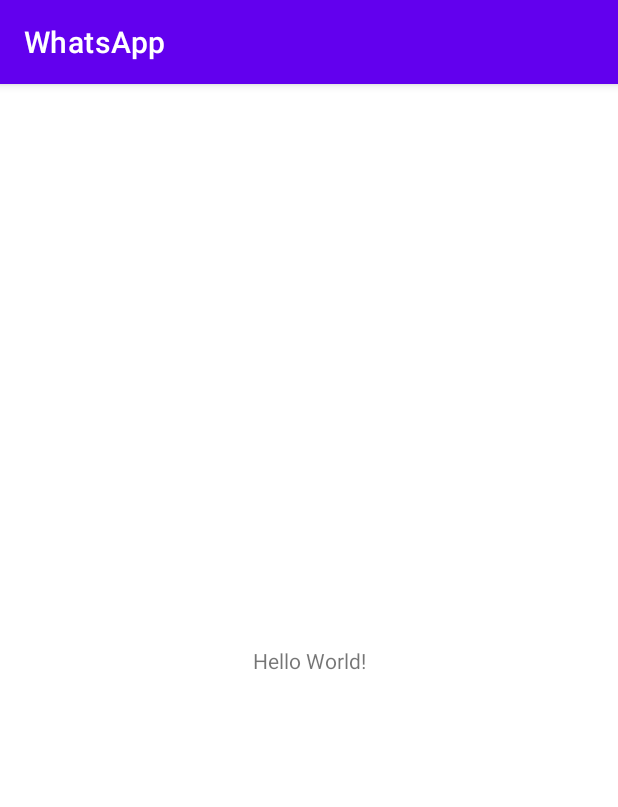
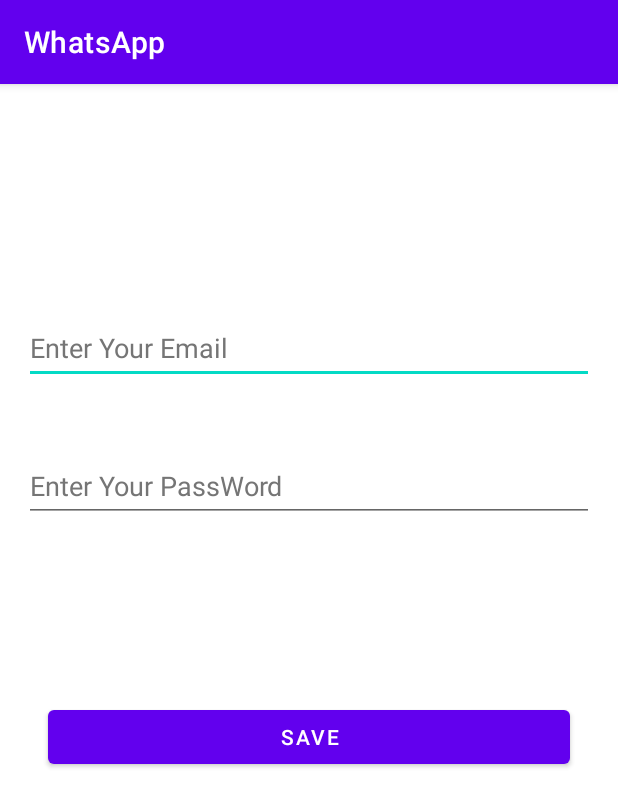
Before and after one commit to ArmanAris/whatsup, an Android app: the screen it shows after launch (MainActivity), on a phone screen of 412 x 824 dp. Shown: the top 807 px of the screen. Run offline under Robolectric (Android 15) with nearby library versions, the phone set to English and light mode, and no system bars; our stand-ins replace Firebase (no records; nobody signed in at launch, a user with empty details on screens opened directly).

Commit message:
master: Create add user

```diff
--- a/app/src/main/java/com/aris/whatsapp/MainActivity.kt
+++ b/app/src/main/java/com/aris/whatsapp/MainActivity.kt
@@ -2,6 +2,8 @@ package com.aris.whatsapp
 
 import androidx.appcompat.app.AppCompatActivity
 import android.os.Bundle
+import android.widget.Button
+import android.widget.EditText
 import android.widget.Toast
 import com.google.android.gms.tasks.Task
 import com.google.firebase.auth.AuthResult
@@ -14,50 +16,39 @@ import com.google.firebase.database.ValueEventListener
 
 class MainActivity : AppCompatActivity() {
 
-    private var mAuth: FirebaseAuth? = null
-    private var user: FirebaseUser? = null
 
     override fun onCreate(savedInstanceState: Bundle?) {
         super.onCreate(savedInstanceState)
         setContentView(R.layout.activity_main)
 
-        mAuth = FirebaseAuth.getInstance()
-        mAuth!!.signInWithEmailAndPassword("ashil_troy@yahoo.com", "ashil71")
+
+
+        val Email1 = findViewById<EditText>(R.id.EmailAddress)
+        val password1 = findViewById<EditText>(R.id.Password)
+        val btn = findViewById<Button>(R.id.button)
+
+
+        val mAuth: FirebaseAuth = FirebaseAuth.getInstance()
+
+        btn.setOnClickListener {
+            val Email = Email1.text.toString()
+            val password = password1.text.toString()
+            if (Email.trim().isNotEmpty() && password.trim().isNotEmpty()) {
+                mAuth.createUserWithEmailAndPassword(Email, password)
                     .addOnCompleteListener { task: Task<AuthResult> ->
                         if (task.isSuccessful) {
-                    Toast.makeText(this, "user sign in Successful", Toast.LENGTH_LONG).show()
+                            val user: FirebaseUser = mAuth.currentUser!!
+                            Toast.makeText(this, user.email.toString(), Toast.LENGTH_SHORT).show()
                         } else {
-                    Toast.makeText(this, "user sign in UnSuccessful", Toast.LENGTH_LONG).show()
+                            Toast.makeText(this, "Errooooooor!!!!!", Toast.LENGTH_SHORT).show()
                         }
                     }
 
-//        var databaseA = FirebaseDatabase.getInstance()
-//        var databaseref = databaseA.getReference("message").push()
-//        databaseref.setValue("Arman Aris")
-//
-//
-//        databaseref.addValueEventListener(object : ValueEventListener {
-//            override fun onDataChange(snapshot: DataSnapshot) {
-//                var data = snapshot.value as HashMap<String , Any>
-//                data.get("Key")
-//            }
-//
-//            override fun onCancelled(error: DatabaseError) {
-//                Toast.makeText(applicationContext, error.message, Toast.LENGTH_SHORT).show()
-//            }
-//
-//        })
+            } else {
+                Toast.makeText(this, "اطلاعات را کامل کنید!!!!!!", Toast.LENGTH_SHORT).show()
+            }
         }
 
-    override fun onStart() {
-        super.onStart()
-
-        user = mAuth!!.currentUser
-        if (user != null) {
-            Toast.makeText(this, "user login", Toast.LENGTH_LONG).show()
-        } else {
-            Toast.makeText(this, "user logout", Toast.LENGTH_LONG).show()
-        }
 
     }
 }
--- a/app/src/main/res/layout/activity_main.xml
+++ b/app/src/main/res/layout/activity_main.xml
@@ -6,13 +6,55 @@
     android:layout_height="match_parent"
     tools:context=".MainActivity">
 
-    <TextView
-        android:layout_width="wrap_content"
+    <EditText
+        android:id="@+id/EmailAddress"
+        android:layout_width="0dp"
         android:layout_height="wrap_content"
-        android:text="Hello World!"
+        android:layout_marginStart="16dp"
+        android:layout_marginTop="152dp"
+        android:layout_marginEnd="16dp"
+        android:ems="10"
+        android:hint="@string/email"
+        android:inputType="textEmailAddress"
+        android:minHeight="48dp"
+        android:textColorHint="#757575"
+        app:layout_constraintEnd_toEndOf="parent"
+        app:layout_constraintHorizontal_bias="0.0"
+        app:layout_constraintStart_toStartOf="parent"
+        app:layout_constraintTop_toTopOf="parent"
+        android:autofillHints="" />
+
+    <EditText
+        android:id="@+id/Password"
+        android:layout_width="0dp"
+        android:layout_height="wrap_content"
+        android:layout_marginStart="16dp"
+        android:layout_marginTop="44dp"
+        android:layout_marginEnd="16dp"
+        android:autofillHints=""
+        android:ems="10"
+        android:hint="@string/password"
+        android:inputType="textPassword"
+        android:minHeight="48dp"
+        android:textColorHint="#757575"
+        app:layout_constraintEnd_toEndOf="parent"
+        app:layout_constraintHorizontal_bias="0.497"
+        app:layout_constraintStart_toStartOf="parent"
+        app:layout_constraintTop_toBottomOf="@+id/EmailAddress" />
+
+    <Button
+        android:id="@+id/button"
+        android:layout_width="0dp"
+        android:layout_height="wrap_content"
+        android:layout_marginStart="32dp"
+        android:layout_marginTop="104dp"
+        android:layout_marginEnd="32dp"
+        android:text="@string/save"
         app:layout_constraintBottom_toBottomOf="parent"
         app:layout_constraintEnd_toEndOf="parent"
+        app:layout_constraintHorizontal_bias="0.498"
         app:layout_constraintStart_toStartOf="parent"
-        app:layout_constraintTop_toTopOf="parent" />
+        app:layout_constraintTop_toBottomOf="@+id/Password"
+        app:layout_constraintVertical_bias="0.048" />
 
 </androidx.constraintlayout.widget.ConstraintLayout>
--- a/app/src/main/res/values/strings.xml
+++ b/app/src/main/res/values/strings.xml
@@ -1,3 +1,6 @@
 <resources>
     <string name="app_name">WhatsApp</string>
+    <string name="email">Enter Your Email</string>
+    <string name="password">Enter Your PassWord</string>
+    <string name="save">Save</string>
 </resources>
```
Lines whose indentation alone changed are shown as unchanged.
